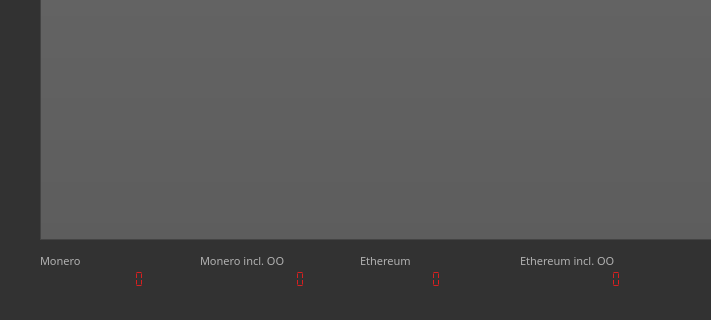
swalecko/PoloniexTradeGUI, file mainwindow.ui: the form before one commit; both pictures show x 0 to 711 and y 370 to 690 of the 871 by 690 pixel window.
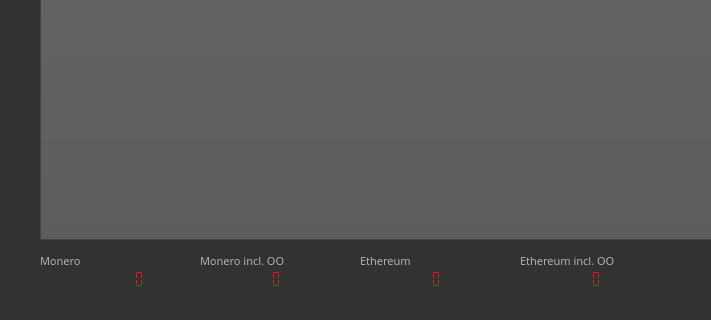
The form after the commit. Icons and pictures are not drawn.

What changed in the file:
```diff
--- a/mainwindow.ui
+++ b/mainwindow.ui
@@ -4241,7 +4241,7 @@
    <widget class="QLCDNumber" name="lcdEthereuminclO">
     <property name="geometry">
      <rect>
-      <x>490</x>
+      <x>470</x>
       <y>639</y>
       <width>141</width>
       <height>21</height>
@@ -4699,7 +4699,7 @@
    <widget class="QLCDNumber" name="lcdMoneroinclO">
     <property name="geometry">
      <rect>
-      <x>174</x>
+      <x>150</x>
       <y>639</y>
       <width>141</width>
       <height>21</height>
```
